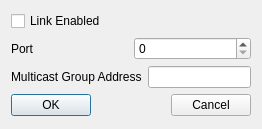
Old version of the form mqt/MqtLogger/WsjtxConfigure.ui in the repository Rsclub22/Minos2-Mirror.
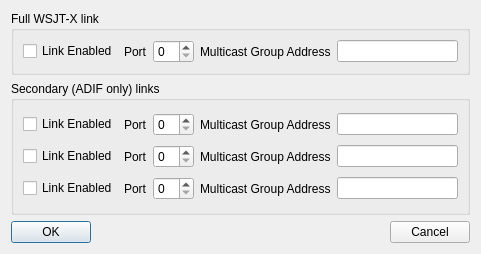
New version of the form.

Commit message: Add multiple WSJTX ADIF listeners; auto select (by date/time and frequency) open contest to log to.

Diff of the .ui file:
```diff
--- a/mqt/MqtLogger/WsjtxConfigure.ui
+++ b/mqt/MqtLogger/WsjtxConfigure.ui
@@ -6,14 +6,20 @@
    <rect>
     <x>0</x>
     <y>0</y>
-    <width>262</width>
-    <height>129</height>
+    <width>481</width>
+    <height>254</height>
    </rect>
   </property>
   <property name="windowTitle">
    <string>Configure link to WSJT-X</string>
   </property>
-  <layout class="QVBoxLayout" name="verticalLayout">
+  <layout class="QVBoxLayout" name="verticalLayout_2" stretch="0,1,0">
+   <item>
+    <widget class="QGroupBox" name="groupBox">
+     <property name="title">
+      <string>Full WSJT-X link</string>
+     </property>
+     <layout class="QHBoxLayout" name="horizontalLayout_4">
    <item>
     <widget class="QCheckBox" name="enabledcb">
      <property name="text">
@@ -48,6 +54,135 @@
       <widget class="QLineEdit" name="groupAddrEdit"/>
      </item>
     </layout>
+      </item>
+     </layout>
+    </widget>
+   </item>
+   <item>
+    <widget class="QGroupBox" name="groupBox_2">
+     <property name="title">
+      <string>Secondary (ADIF only) links</string>
+     </property>
+     <layout class="QVBoxLayout" name="verticalLayout">
+      <item>
+       <layout class="QHBoxLayout" name="horizontalLayout_7">
+        <item>
+         <widget class="QCheckBox" name="enabledcb_2">
+          <property name="text">
+           <string>Link Enabled</string>
+          </property>
+         </widget>
+        </item>
+        <item>
+         <layout class="QHBoxLayout" name="horizontalLayout_5">
+          <item>
+           <widget class="QLabel" name="label_3">
+            <property name="text">
+             <string>Port</string>
+            </property>
+           </widget>
+          </item>
+          <item>
+           <widget class="QSpinBox" name="portSpinBox_2"/>
+          </item>
+         </layout>
+        </item>
+        <item>
+         <layout class="QHBoxLayout" name="horizontalLayout_6">
+          <item>
+           <widget class="QLabel" name="label_4">
+            <property name="text">
+             <string>Multicast Group Address</string>
+            </property>
+           </widget>
+          </item>
+          <item>
+           <widget class="QLineEdit" name="groupAddrEdit_2"/>
+          </item>
+         </layout>
+        </item>
+       </layout>
+      </item>
+      <item>
+       <layout class="QHBoxLayout" name="horizontalLayout_8">
+        <item>
+         <widget class="QCheckBox" name="enabledcb_3">
+          <property name="text">
+           <string>Link Enabled</string>
+          </property>
+         </widget>
+        </item>
+        <item>
+         <layout class="QHBoxLayout" name="horizontalLayout_9">
+          <item>
+           <widget class="QLabel" name="label_5">
+            <property name="text">
+             <string>Port</string>
+            </property>
+           </widget>
+          </item>
+          <item>
+           <widget class="QSpinBox" name="portSpinBox_3"/>
+          </item>
+         </layout>
+        </item>
+        <item>
+         <layout class="QHBoxLayout" name="horizontalLayout_10">
+          <item>
+           <widget class="QLabel" name="label_6">
+            <property name="text">
+             <string>Multicast Group Address</string>
+            </property>
+           </widget>
+          </item>
+          <item>
+           <widget class="QLineEdit" name="groupAddrEdit_3"/>
+          </item>
+         </layout>
+        </item>
+       </layout>
+      </item>
+      <item>
+       <layout class="QHBoxLayout" name="horizontalLayout_11">
+        <item>
+         <widget class="QCheckBox" name="enabledcb_4">
+          <property name="text">
+           <string>Link Enabled</string>
+          </property>
+         </widget>
+        </item>
+        <item>
+         <layout class="QHBoxLayout" name="horizontalLayout_12">
+          <item>
+           <widget class="QLabel" name="label_7">
+            <property name="text">
+             <string>Port</string>
+            </property>
+           </widget>
+          </item>
+          <item>
+           <widget class="QSpinBox" name="portSpinBox_4"/>
+          </item>
+         </layout>
+        </item>
+        <item>
+         <layout class="QHBoxLayout" name="horizontalLayout_13">
+          <item>
+           <widget class="QLabel" name="label_8">
+            <property name="text">
+             <string>Multicast Group Address</string>
+            </property>
+           </widget>
+          </item>
+          <item>
+           <widget class="QLineEdit" name="groupAddrEdit_4"/>
+          </item>
+         </layout>
+        </item>
+       </layout>
+      </item>
+     </layout>
+    </widget>
    </item>
    <item>
     <layout class="QHBoxLayout" name="horizontalLayout">
```
Lines whose indentation alone changed are shown as unchanged. The commit also changes 7 other files.
